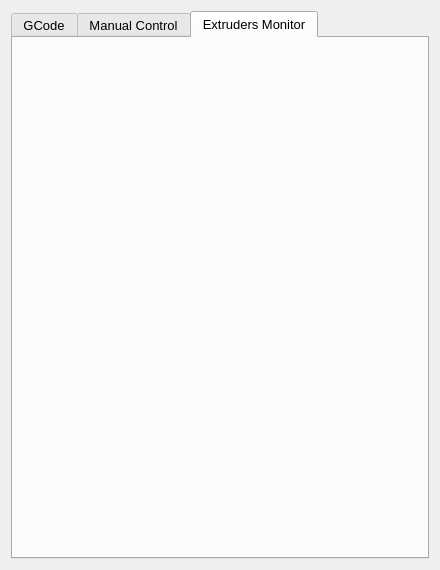
Old version of the form ManualControlWidget.ui in the repository KDE/brprint3d.
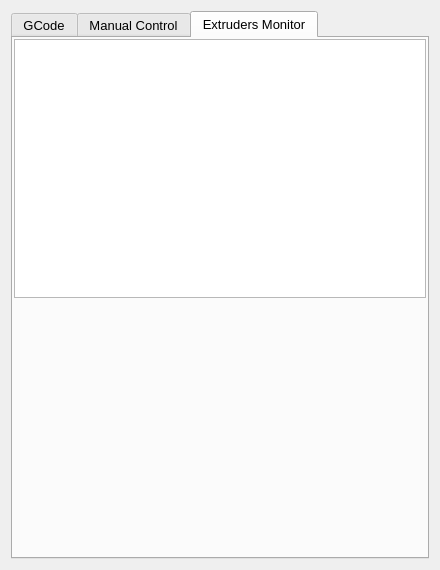
New version of the form. The open tabs and pages were chosen to show the change. Icons and pictures are not drawn. Custom widgets are drawn as their Qt base class.

The edit to the form file:
```diff
--- a/ManualControlWidget.ui
+++ b/ManualControlWidget.ui
@@ -492,6 +492,9 @@
        <property name="bottomMargin">
         <number>1</number>
        </property>
+       <item>
+        <widget class="QTableView" name="tableView"/>
+       </item>
        <item>
         <spacer name="verticalSpacer_3">
          <property name="orientation">
```
Left out of the diff: 2 changed lines with no effect on the pictures.
